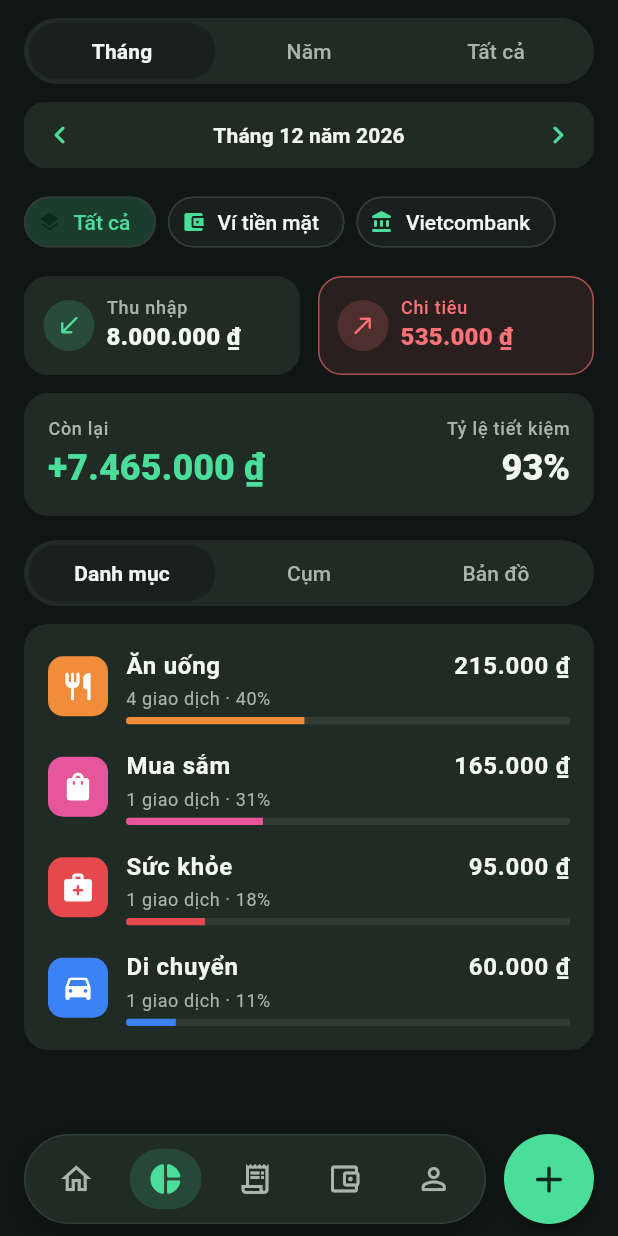
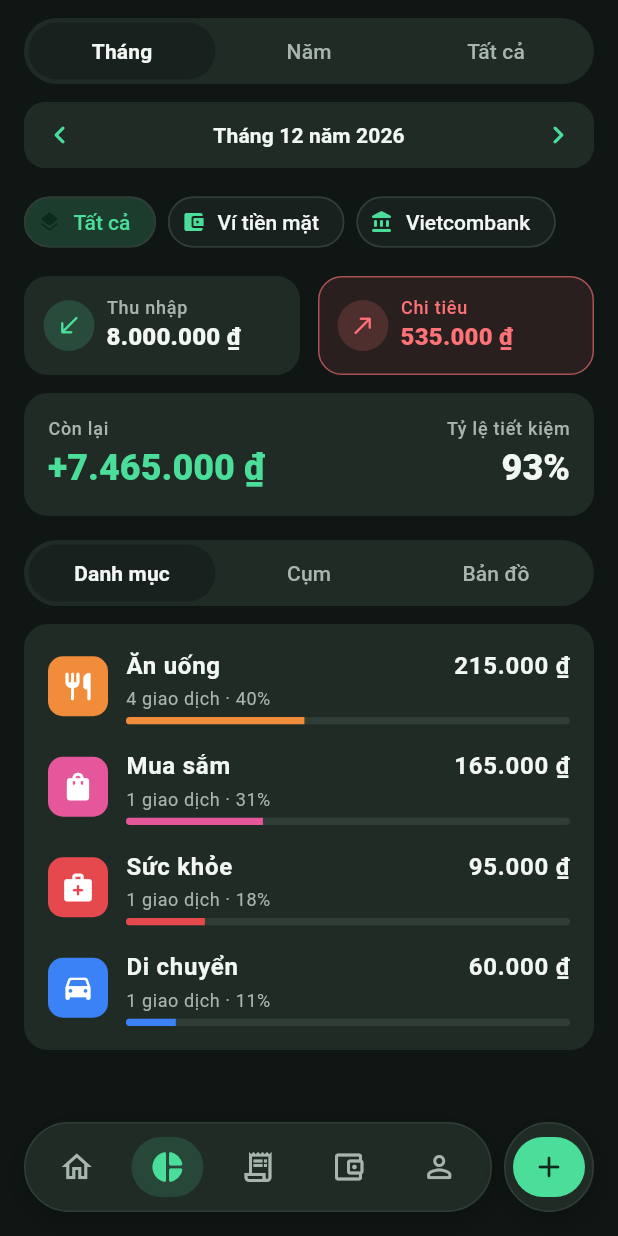
Before and after one commit to thdevfe/money-tracker, a Flutter app: the screen it shows after launch, item 2 of the bottom bar chosen, on a phone screen of 412 x 824 dp. Run offline on Flutter 3.47's test engine with Material 3 defaults, Android fonts, the phone set to English and light mode, and no system bars; our stand-ins replace camera, flutter_riverpod, image_picker, supabase_flutter; accounts and stored records are empty.

Commit message:
fix(ui): float the nav bar off the screen edges with a tab-sized add
- keep a 16pt gap below the nav bar even where no safe-area inset is
  reported (home-screen web app)
- render the add button as a bar-height tile with the same surface and
  border as the pill and a tab-shaped green button inside
- share the bar decoration and tab sizes between both

Co-Authored-By: Claude Opus 5.5 <noreply@anthropic.com>

```diff
--- a/lib/app/app_shell.dart
+++ b/lib/app/app_shell.dart
@@ -106,35 +106,39 @@ class AppBottomNav extends StatelessWidget {
       (Icons.person_outline_rounded, Icons.person_rounded, l10n.navProfile),
     ];
 
+    // Floats clear of the screen edges. Home-screen web apps get no safe-area
+    // inset from Flutter, so the minimum keeps a visible gap there too.
     return SafeArea(
       top: false,
-      minimum: const EdgeInsets.only(bottom: AppSpacing.sm),
+      minimum: const EdgeInsets.only(bottom: AppSpacing.lg),
       child: Padding(
         padding: const EdgeInsets.symmetric(horizontal: AppSpacing.lg),
         child: Row(
           children: [
             Expanded(child: _pill(items, scheme, colors)),
-            const SizedBox(width: AppSpacing.md),
+            const SizedBox(width: AppSpacing.sm),
+            // Same tile height and tab-button shape as the pill's items.
             Tooltip(
               message: l10n.navAdd,
               child: Semantics(
                 button: true,
                 label: l10n.navAdd,
                 excludeSemantics: true,
-                child: Material(
-                  color: scheme.primary,
-                  shape: const CircleBorder(),
-                  elevation: 3,
-                  child: InkWell(
-                    customBorder: const CircleBorder(),
-                    onTap: onAdd,
-                    child: SizedBox(
-                      width: 60,
-                      height: 60,
-                      child: Icon(
-                        Icons.add_rounded,
-                        size: 30,
-                        color: scheme.onPrimary,
+                child: Container(
+                  width: _barHeight,
+                  height: _barHeight,
+                  alignment: Alignment.center,
+                  decoration: _barDecoration(colors),
+                  child: Material(
+                    color: scheme.primary,
+                    shape: const StadiumBorder(),
+                    child: InkWell(
+                      customBorder: const StadiumBorder(),
+                      onTap: onAdd,
+                      child: SizedBox(
+                        width: _tabWidth,
+                        height: _tabHeight,
+                        child: Icon(Icons.add_rounded, color: scheme.onPrimary),
                       ),
                     ),
                   ),
@@ -147,26 +151,28 @@ class AppBottomNav extends StatelessWidget {
     );
   }
 
+  static const _barHeight = 60.0;
+  static const _tabWidth = 48.0;
+  static const _tabHeight = 40.0;
+
+  static BoxDecoration _barDecoration(AppColors colors) => BoxDecoration(
+    color: colors.elevatedSurface,
+    borderRadius: BorderRadius.circular(_barHeight / 2),
+    border: Border.all(color: colors.border),
+    boxShadow: const [
+      BoxShadow(color: Color(0x33000000), blurRadius: 16, offset: Offset(0, 6)),
+    ],
+  );
+
   Widget _pill(
     List<(IconData, IconData, String)> items,
     ColorScheme scheme,
     AppColors colors,
   ) {
     return Container(
-      height: 60,
+      height: _barHeight,
       padding: const EdgeInsets.symmetric(horizontal: AppSpacing.xs),
-      decoration: BoxDecoration(
-        color: colors.elevatedSurface,
-        borderRadius: BorderRadius.circular(30),
-        border: Border.all(color: colors.border),
-        boxShadow: const [
-          BoxShadow(
-            color: Color(0x33000000),
-            blurRadius: 16,
-            offset: Offset(0, 6),
-          ),
-        ],
-      ),
+      decoration: _barDecoration(colors),
       child: Row(
         children: [
           for (var i = 0; i < items.length; i++)
--- a/lib/core/theme/app_theme.dart
+++ b/lib/core/theme/app_theme.dart
@@ -10,7 +10,7 @@ class AppSpacing {
   static const double xxl = 24;
 
   /// Bottom padding for tab content so it clears the floating nav bar.
-  static const double navClearance = 120;
+  static const double navClearance = 128;
 }
 
 class AppRadii {
```
